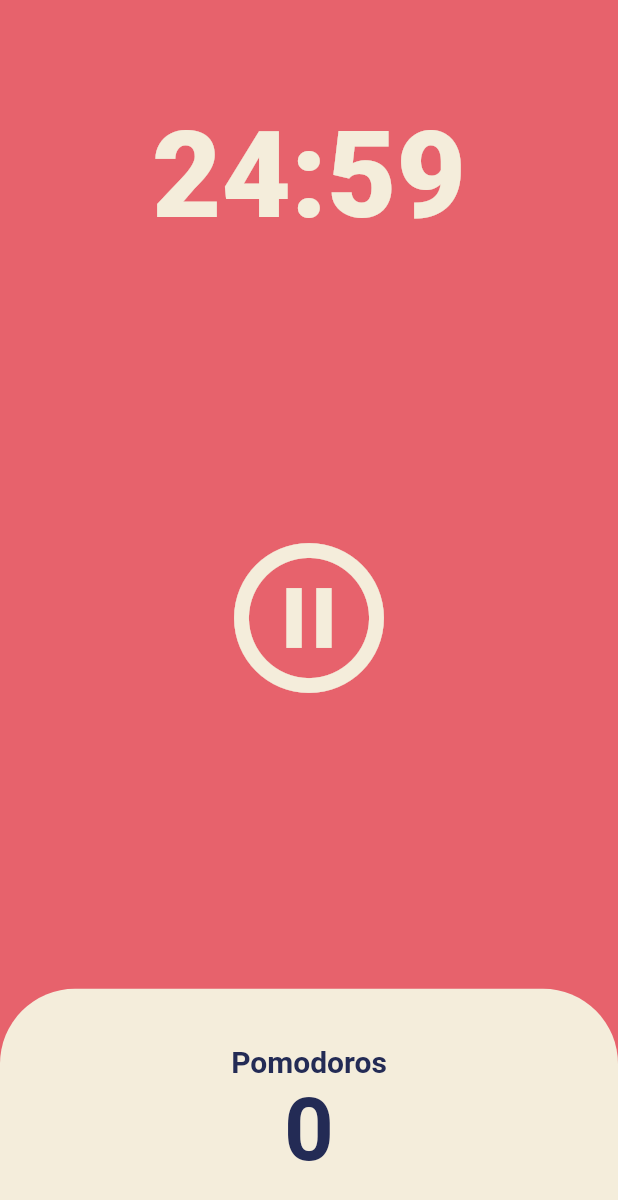
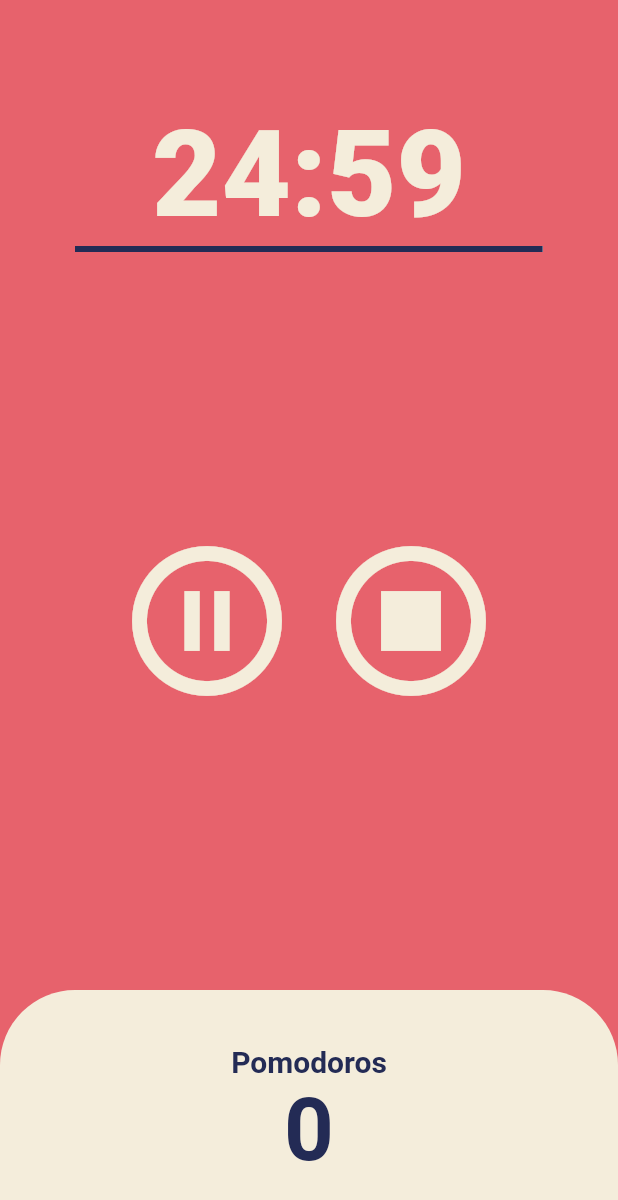
Before and after one commit to euisuh15/FlutterPomodoro, a Flutter app: the screen it shows after launch, after a tap on the "play circle outline" icon, on a phone screen of 412 x 824 dp. Shown: the top 1200 px of the screen. Run offline on Flutter 3.47's test engine with Material 2 defaults, Android fonts, the phone set to English and light mode, and no system bars.

Commit message:
Add stop button and linear indicator

```diff
--- a/lib/main.dart
+++ b/lib/main.dart
@@ -11,11 +11,13 @@ class MyApp extends StatelessWidget {
   // This widget is the root of your application.
   @override
   Widget build(BuildContext context) {
+    // Design from referenced from https://www.behance.net/gallery/98918603/POMO-UIKIT
     return MaterialApp(
       title: 'Pomodoro',
       theme: ThemeData(
-        backgroundColor: const Color(0xFFE7626C),
+        primaryColor: const Color(0xFFE7626C),
         dividerColor: const Color(0xFFF4EDDB),
+        backgroundColor: const Color(0xFFFFFFFE),
         disabledColor: const Color(0xFF232B55),
         textTheme: const TextTheme(
           headline1: TextStyle(
--- a/lib/ui/home_screen.dart
+++ b/lib/ui/home_screen.dart
@@ -10,27 +10,27 @@ class HomeScreen extends StatefulWidget {
 }
 
 class _HomeScreenState extends State<HomeScreen> {
-  static const twenty_five_min = 1500;
-  int curr_seconds = twenty_five_min, curr_pomodoro = 0;
+  static const twentyFiveMin = 1500;
+  int currSeconds = twentyFiveMin, currPomodoro = 0;
   bool isActive = false;
   late Timer timer;
 
   void onTick(Timer timer) {
-    if (curr_seconds == 0) {
+    if (currSeconds == 0) {
       setState(() {
         isActive = false;
-        curr_pomodoro += 1;
-        curr_seconds = twenty_five_min;
+        currPomodoro += 1;
+        currSeconds = twentyFiveMin;
       });
       timer.cancel();
     } else {
       setState(() {
-        curr_seconds -= 1;
+        currSeconds -= 1;
       });
     }
   }
 
-  String format_seconds(int seconds) {
+  String formatSeconds(int seconds) {
     var duration = Duration(seconds: seconds);
     return duration.toString().split(".").first.substring(2, 7);
   }
@@ -52,11 +52,20 @@ class _HomeScreenState extends State<HomeScreen> {
     });
   }
 
+  void onStopPressed() {
+    timer.cancel();
+    setState(() {
+      isActive = false;
+      currPomodoro = 0;
+      currSeconds = twentyFiveMin;
+    });
+  }
+
   @override
   Widget build(BuildContext context) {
     return Scaffold(
       backgroundColor: isActive
-          ? Theme.of(context).backgroundColor
+          ? Theme.of(context).primaryColor
           : Theme.of(context).disabledColor,
       body: Column(
         children: [
@@ -65,7 +74,7 @@ class _HomeScreenState extends State<HomeScreen> {
             child: Container(
               alignment: Alignment.bottomCenter,
               child: Text(
-                format_seconds(curr_seconds),
+                formatSeconds(currSeconds),
                 style: TextStyle(
                   color: Theme.of(context).cardColor,
                   fontSize: 80,
@@ -74,16 +83,37 @@ class _HomeScreenState extends State<HomeScreen> {
               ),
             ),
           ),
+          SizedBox(
+            width: MediaQuery.of(context).size.width - 100,
+            child: LinearProgressIndicator(
+              value: currSeconds / twentyFiveMin,
+              backgroundColor: Theme.of(context).backgroundColor,
+              color: isActive
+                  ? Theme.of(context).disabledColor
+                  : Theme.of(context).primaryColor,
+            ),
+          ),
           Flexible(
             flex: 3,
             child: Center(
-              child: IconButton(
+              child: Row(
+                mainAxisAlignment: MainAxisAlignment.center,
+                children: [
+                  IconButton(
                     iconSize: 120,
                     color: Theme.of(context).cardColor,
                     onPressed: isActive ? onPausePressed : onStartPressed,
                     icon: Icon(isActive
                         ? Icons.pause_circle_outlined
                         : Icons.play_circle_outline),
+                  ),
+                  IconButton(
+                    iconSize: 120,
+                    color: Theme.of(context).cardColor,
+                    onPressed: onStopPressed,
+                    icon: const Icon(Icons.stop_circle_outlined),
+                  ),
+                ],
               ),
             ),
           ),
@@ -111,7 +141,7 @@ class _HomeScreenState extends State<HomeScreen> {
                           ),
                         ),
                         Text(
-                          '$curr_pomodoro',
+                          '$currPomodoro',
                           style: TextStyle(
                             fontSize: 58,
                             fontWeight: FontWeight.w600,
--- a/pubspec.yaml
+++ b/pubspec.yaml
@@ -36,6 +36,7 @@ dependencies:
   # The following adds the Cupertino Icons font to your application.
   # Use with the CupertinoIcons class for iOS style icons.
   cupertino_icons: ^1.0.2
+  google_fonts: ^3.0.1
 
 dev_dependencies:
   flutter_test:
```
Also changed, not shown: pubspec.lock, 5 other files. Lines whose indentation alone changed are shown as unchanged.
